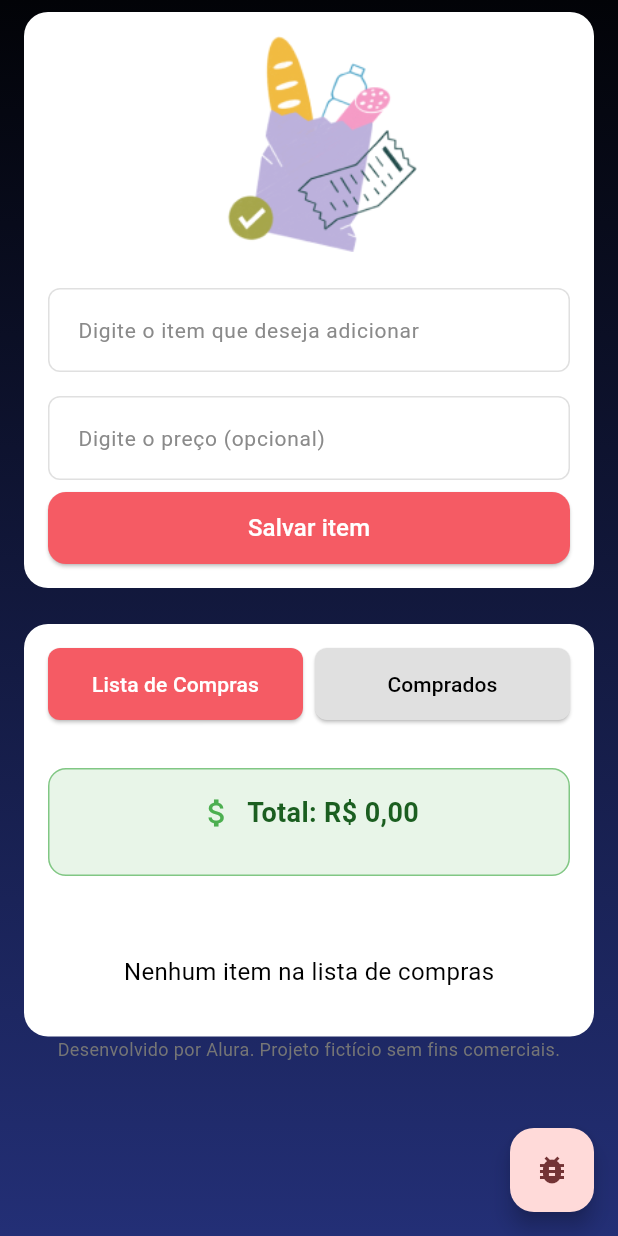
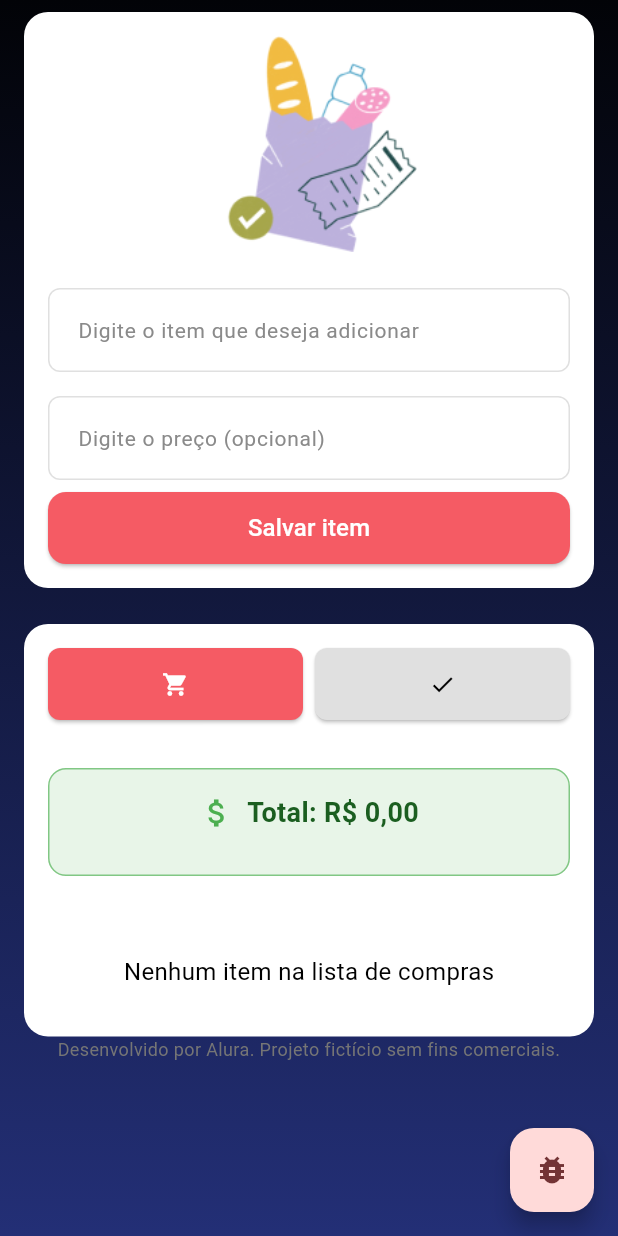
Before and after one commit to vinicius00franco/online-first-com-couchbase, a Flutter app: the screen it shows after launch, on a phone screen of 412 x 824 dp. Run offline on Flutter 3.47's test engine with Material 3 defaults, Android fonts, the phone set to English and light mode, and no system bars; our stand-ins replace connectivity_plus, flutter_bloc, flutter_dotenv, google_fonts; missing offline and left inert: cbl, cbl_flutter, cbl_flutter_ce; Roboto replaces fonts that are missing (Numans).

Commit message:
feat: implement TDD practices and enhance UI components for view mode toggle and section header

```diff
--- a/lib/app/widget/controls/view_mode_toggle_widget.dart
+++ b/lib/app/widget/controls/view_mode_toggle_widget.dart
@@ -19,39 +19,28 @@ class ViewModeToggleWidget extends StatelessWidget {
     return Row(
       children: [
         Expanded(
-          child: ElevatedButton(
-            onPressed: () => onSwitch(ViewModeEnum.shopping),
-            style: ElevatedButton.styleFrom(
-              backgroundColor: currentView == ViewModeEnum.shopping
-                  ? AppColors.primary
-                  : AppColors.buttonInactive,
-              foregroundColor: currentView == ViewModeEnum.shopping
-                  ? AppColors.onPrimary
-                  : AppColors.onSurface,
-              padding: AppSpacing.buttonPadding,
-              fixedSize: const Size(double.infinity, AppTheme.buttonHeight),
-            ),
-            child: const Text('Lista de Compras', textAlign: TextAlign.center),
-          ),
+          child: _buildButton(ViewModeEnum.shopping, Icons.shopping_cart),
         ),
         const SizedBox(width: AppSpacing.buttonGap),
         Expanded(
-          child: ElevatedButton(
-            onPressed: () => onSwitch(ViewModeEnum.purchased),
-            style: ElevatedButton.styleFrom(
-              backgroundColor: currentView == ViewModeEnum.purchased
-                  ? AppColors.primary
-                  : AppColors.buttonInactive,
-              foregroundColor: currentView == ViewModeEnum.purchased
-                  ? AppColors.onPrimary
-                  : AppColors.onSurface,
-              padding: AppSpacing.buttonPadding,
-              fixedSize: const Size(double.infinity, AppTheme.buttonHeight),
-            ),
-            child: const Text('Comprados', textAlign: TextAlign.center),
-          ),
+          child: _buildButton(ViewModeEnum.purchased, Icons.check),
         ),
       ],
     );
   }
+
+  Widget _buildButton(ViewModeEnum mode, IconData icon) {
+    final isSelected = currentView == mode;
+    return ElevatedButton(
+      onPressed: () => onSwitch(mode),
+      style: ElevatedButton.styleFrom(
+        backgroundColor:
+            isSelected ? AppColors.primary : AppColors.buttonInactive,
+        foregroundColor: isSelected ? AppColors.onPrimary : AppColors.onSurface,
+        padding: AppSpacing.buttonPadding,
+        fixedSize: const Size(double.infinity, AppTheme.buttonHeight),
+      ),
+      child: Icon(icon),
+    );
+  }
 }
```
Also changed, not shown: lib/app/widget/ui/section_header_widget.dart (+22 -10 lines), 3 other files.
